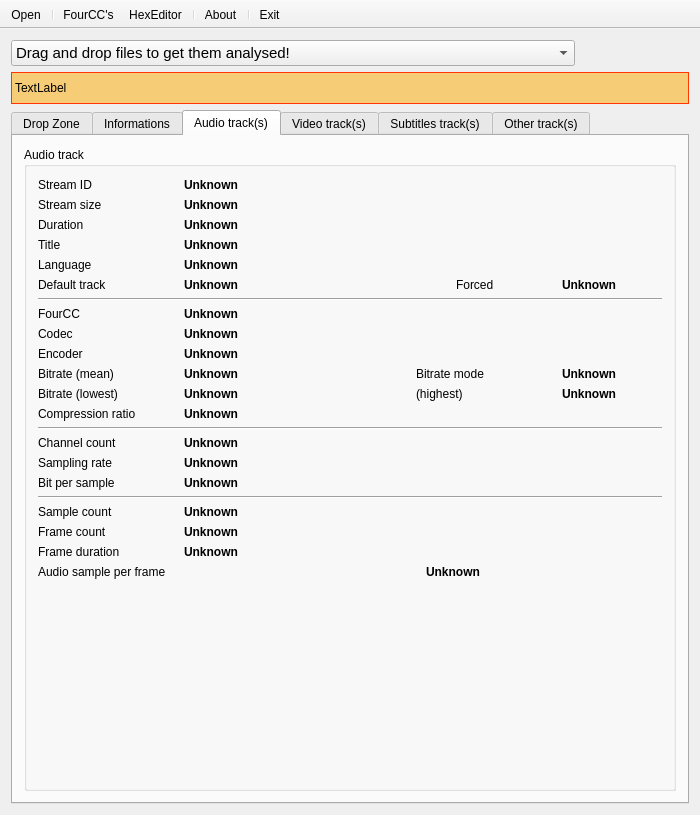
This is mini_analyser/ui/mainwindow.ui in emericg/MiniVideo as Qt 5 draws it before an edit. The edited form follows.
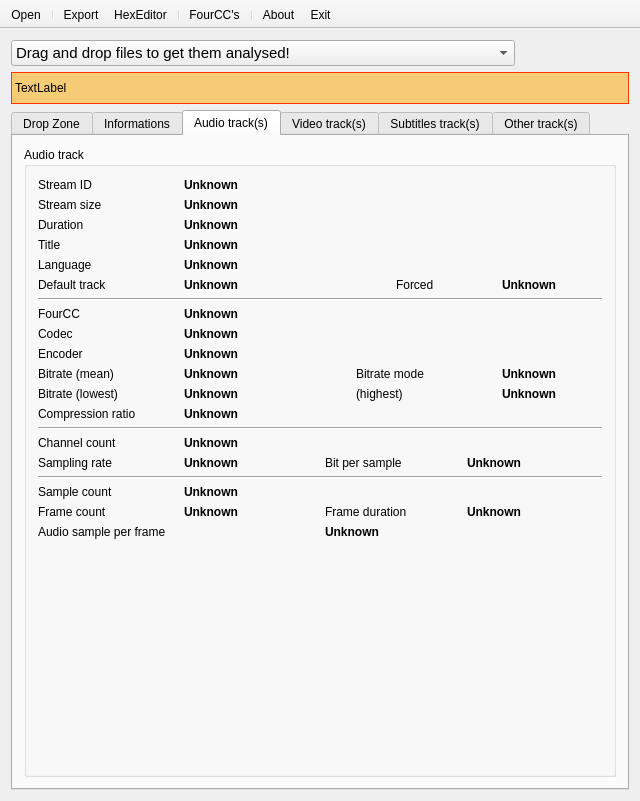
This is the edited form. The open tabs and pages were chosen to show the change. Icons and pictures are not drawn.

Patch:
```diff
--- a/mini_analyser/ui/mainwindow.ui
+++ b/mini_analyser/ui/mainwindow.ui
@@ -6,13 +6,13 @@
    <rect>
     <x>0</x>
     <y>0</y>
-    <width>700</width>
-    <height>815</height>
+    <width>640</width>
+    <height>801</height>
    </rect>
   </property>
   <property name="minimumSize">
    <size>
-    <width>700</width>
+    <width>640</width>
     <height>800</height>
    </size>
   </property>
@@ -1375,13 +1375,6 @@
                </property>
               </widget>
              </item>
-             <item row="2" column="0">
-              <widget class="QLabel" name="label_79">
-               <property name="text">
-                <string>Bit per sample</string>
-               </property>
-              </widget>
-             </item>
              <item row="0" column="1">
               <widget class="QLabel" name="label_audio_channels_2">
                <property name="font">
@@ -1414,7 +1407,14 @@
                </property>
               </widget>
              </item>
-             <item row="2" column="1">
+             <item row="1" column="2">
+              <widget class="QLabel" name="label_79">
+               <property name="text">
+                <string>Bit per sample</string>
+               </property>
+              </widget>
+             </item>
+             <item row="1" column="3">
               <widget class="QLabel" name="label_audio_bitpersample_2">
                <property name="font">
                 <font>
@@ -1434,95 +1434,14 @@
            </item>
            <item row="7" column="0">
             <layout class="QGridLayout" name="gridLayout_3">
-             <item row="0" column="1" colspan="2">
-              <widget class="QLabel" name="label_audio_samplecount">
-               <property name="font">
-                <font>
-                 <weight>75</weight>
-                 <bold>true</bold>
-                </font>
-               </property>
-               <property name="text">
-                <string>Unknown</string>
-               </property>
-               <property name="textInteractionFlags">
-                <set>Qt::LinksAccessibleByMouse|Qt::TextSelectableByKeyboard|Qt::TextSelectableByMouse</set>
-               </property>
-              </widget>
-             </item>
-             <item row="0" column="0">
-              <widget class="QLabel" name="label_15">
-               <property name="sizePolicy">
-                <sizepolicy hsizetype="MinimumExpanding" vsizetype="Preferred">
-                 <horstretch>0</horstretch>
-                 <verstretch>0</verstretch>
-                </sizepolicy>
-               </property>
-               <property name="maximumSize">
-                <size>
-                 <width>140</width>
-                 <height>16777215</height>
-                </size>
-               </property>
-               <property name="text">
-                <string>Sample count</string>
-               </property>
-              </widget>
-             </item>
-             <item row="3" column="2">
-              <widget class="QLabel" name="label_audio_sampleperframe">
-               <property name="font">
-                <font>
-                 <weight>75</weight>
-                 <bold>true</bold>
-                </font>
-               </property>
-               <property name="text">
-                <string>Unknown</string>
-               </property>
-               <property name="textInteractionFlags">
-                <set>Qt::LinksAccessibleByMouse|Qt::TextSelectableByKeyboard|Qt::TextSelectableByMouse</set>
-               </property>
-              </widget>
-             </item>
-             <item row="1" column="1" colspan="2">
-              <widget class="QLabel" name="label_audio_framecount">
-               <property name="font">
-                <font>
-                 <weight>75</weight>
-                 <bold>true</bold>
-                </font>
-               </property>
-               <property name="text">
-                <string>Unknown</string>
-               </property>
-               <property name="textInteractionFlags">
-                <set>Qt::LinksAccessibleByMouse|Qt::TextSelectableByKeyboard|Qt::TextSelectableByMouse</set>
-               </property>
-              </widget>
-             </item>
-             <item row="1" column="0">
-              <widget class="QLabel" name="label_30">
-               <property name="text">
-                <string>Frame count</string>
-               </property>
-              </widget>
-             </item>
-             <item row="3" column="0" colspan="2">
+             <item row="2" column="0" colspan="2">
               <widget class="QLabel" name="label_29">
                <property name="text">
                 <string>Audio sample per frame</string>
                </property>
               </widget>
              </item>
-             <item row="2" column="0">
-              <widget class="QLabel" name="label_40">
-               <property name="text">
-                <string>Frame duration</string>
-               </property>
-              </widget>
-             </item>
-             <item row="2" column="1" colspan="2">
+             <item row="1" column="3">
               <widget class="QLabel" name="label_audio_frameduration">
                <property name="font">
                 <font>
@@ -1538,6 +1457,87 @@
                </property>
               </widget>
              </item>
+             <item row="0" column="0">
+              <widget class="QLabel" name="label_15">
+               <property name="sizePolicy">
+                <sizepolicy hsizetype="MinimumExpanding" vsizetype="Preferred">
+                 <horstretch>0</horstretch>
+                 <verstretch>0</verstretch>
+                </sizepolicy>
+               </property>
+               <property name="maximumSize">
+                <size>
+                 <width>140</width>
+                 <height>16777215</height>
+                </size>
+               </property>
+               <property name="text">
+                <string>Sample count</string>
+               </property>
+              </widget>
+             </item>
+             <item row="1" column="2">
+              <widget class="QLabel" name="label_40">
+               <property name="text">
+                <string>Frame duration</string>
+               </property>
+              </widget>
+             </item>
+             <item row="2" column="2" colspan="2">
+              <widget class="QLabel" name="label_audio_sampleperframe">
+               <property name="font">
+                <font>
+                 <weight>75</weight>
+                 <bold>true</bold>
+                </font>
+               </property>
+               <property name="text">
+                <string>Unknown</string>
+               </property>
+               <property name="textInteractionFlags">
+                <set>Qt::LinksAccessibleByMouse|Qt::TextSelectableByKeyboard|Qt::TextSelectableByMouse</set>
+               </property>
+              </widget>
+             </item>
+             <item row="0" column="1">
+              <widget class="QLabel" name="label_audio_samplecount">
+               <property name="font">
+                <font>
+                 <weight>75</weight>
+                 <bold>true</bold>
+                </font>
+               </property>
+               <property name="text">
+                <string>Unknown</string>
+               </property>
+               <property name="textInteractionFlags">
+                <set>Qt::LinksAccessibleByMouse|Qt::TextSelectableByKeyboard|Qt::TextSelectableByMouse</set>
+               </property>
+              </widget>
+             </item>
+             <item row="1" column="0">
+              <widget class="QLabel" name="label_30">
+               <property name="text">
+                <string>Frame count</string>
+               </property>
+              </widget>
+             </item>
+             <item row="1" column="1">
+              <widget class="QLabel" name="label_audio_framecount">
+               <property name="font">
+                <font>
+                 <weight>75</weight>
+                 <bold>true</bold>
+                </font>
+               </property>
+               <property name="text">
+                <string>Unknown</string>
+               </property>
+               <property name="textInteractionFlags">
+                <set>Qt::LinksAccessibleByMouse|Qt::TextSelectableByKeyboard|Qt::TextSelectableByMouse</set>
+               </property>
+              </widget>
+             </item>
             </layout>
            </item>
            <item row="5" column="0">
@@ -2548,11 +2548,12 @@
    </attribute>
    <addaction name="actionOpen"/>
    <addaction name="separator"/>
-   <addaction name="actionFourCC"/>
+   <addaction name="actionExport"/>
    <addaction name="actionHexEditor"/>
    <addaction name="separator"/>
+   <addaction name="actionFourCC"/>
+   <addaction name="separator"/>
    <addaction name="actionAbout"/>
-   <addaction name="separator"/>
    <addaction name="actionExit"/>
   </widget>
   <action name="actionOpen">
@@ -2639,6 +2640,18 @@
     <string>Open the hexadecimal editor</string>
    </property>
   </action>
+  <action name="actionExport">
+   <property name="icon">
+    <iconset resource="../resources/resources.qrc">
+     <normaloff>:/icons/icons/emblem-downloads.svg</normaloff>:/icons/icons/emblem-downloads.svg</iconset>
+   </property>
+   <property name="text">
+    <string>Export</string>
+   </property>
+   <property name="toolTip">
+    <string>Export file informations on a text file</string>
+   </property>
+  </action>
  </widget>
  <layoutdefault spacing="6" margin="11"/>
  <resources>
```
Left out of the diff: 68 changed lines with no effect on the pictures.
